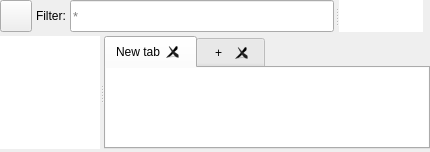
First picture: the form in src/conan_explorer/ui/views/package_explorer/package_explorer.ui, repository goszpeti/conan_explorer, before the edit.
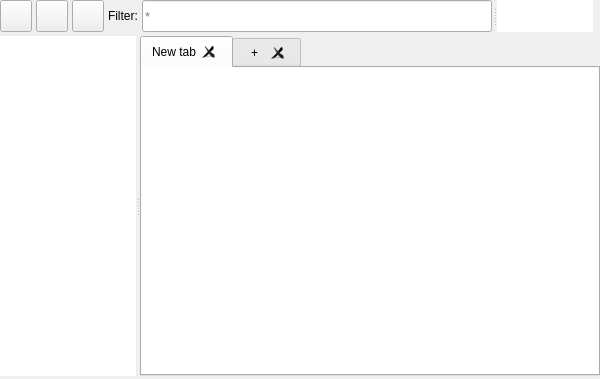
Second picture: the form after the edit.

The edit to the form file:
```diff
--- a/src/conan_explorer/ui/views/package_explorer/package_explorer.ui
+++ b/src/conan_explorer/ui/views/package_explorer/package_explorer.ui
@@ -6,8 +6,8 @@
    <rect>
     <x>0</x>
     <y>0</y>
-    <width>430</width>
-    <height>152</height>
+    <width>600</width>
+    <height>379</height>
    </rect>
   </property>
   <property name="windowTitle">
@@ -65,6 +65,59 @@
        </property>
       </widget>
      </item>
+     <item>
+      <widget class="QPushButton" name="show_sizes_button">
+       <property name="sizePolicy">
+        <sizepolicy hsizetype="Preferred" vsizetype="Preferred">
+         <horstretch>0</horstretch>
+         <verstretch>0</verstretch>
+        </sizepolicy>
+       </property>
+       <property name="minimumSize">
+        <size>
+         <width>32</width>
+         <height>32</height>
+        </size>
+       </property>
+       <property name="maximumSize">
+        <size>
+         <width>32</width>
+         <height>32</height>
+        </size>
+       </property>
+       <property name="toolTip">
+        <string>Show package sizes</string>
+       </property>
+       <property name="text">
+        <string/>
+       </property>
+       <property name="checkable">
+        <bool>true</bool>
+       </property>
+      </widget>
+     </item>
+     <item>
+      <widget class="QPushButton" name="expand_all_button">
+       <property name="minimumSize">
+        <size>
+         <width>32</width>
+         <height>32</height>
+        </size>
+       </property>
+       <property name="maximumSize">
+        <size>
+         <width>32</width>
+         <height>32</height>
+        </size>
+       </property>
+       <property name="toolTip">
+        <string>Expand all/Collapse all</string>
+       </property>
+       <property name="text">
+        <string/>
+       </property>
+      </widget>
+     </item>
      <item>
       <widget class="QLabel" name="package_filter_label">
        <property name="sizePolicy">
@@ -212,7 +265,7 @@
      </property>
      <widget class="QTreeView" name="package_select_view">
       <property name="sizePolicy">
-       <sizepolicy hsizetype="Preferred" vsizetype="Expanding">
+       <sizepolicy hsizetype="MinimumExpanding" vsizetype="Expanding">
         <horstretch>1</horstretch>
         <verstretch>1</verstretch>
        </sizepolicy>
@@ -224,7 +277,10 @@
        </size>
       </property>
       <property name="frameShape">
-       <enum>QFrame::NoFrame</enum>
+       <enum>QFrame::Shape::NoFrame</enum>
+      </property>
+      <property name="horizontalScrollBarPolicy">
+       <enum>Qt::ScrollBarPolicy::ScrollBarAlwaysOff</enum>
       </property>
       <property name="sizeAdjustPolicy">
        <enum>QAbstractScrollArea::AdjustToContents</enum>
@@ -244,6 +300,9 @@
       <property name="animated">
        <bool>true</bool>
       </property>
+      <property name="wordWrap">
+       <bool>true</bool>
+      </property>
       <property name="headerHidden">
        <bool>false</bool>
       </property>
@@ -309,7 +368,7 @@
          <widget class="QTreeView" name="package_file_view">
           <property name="sizePolicy">
            <sizepolicy hsizetype="Preferred" vsizetype="Expanding">
-            <horstretch>2</horstretch>
+            <horstretch>3</horstretch>
             <verstretch>1</verstretch>
            </sizepolicy>
           </property>
```
Left out of the diff: 45 changed lines with no effect on the pictures.
